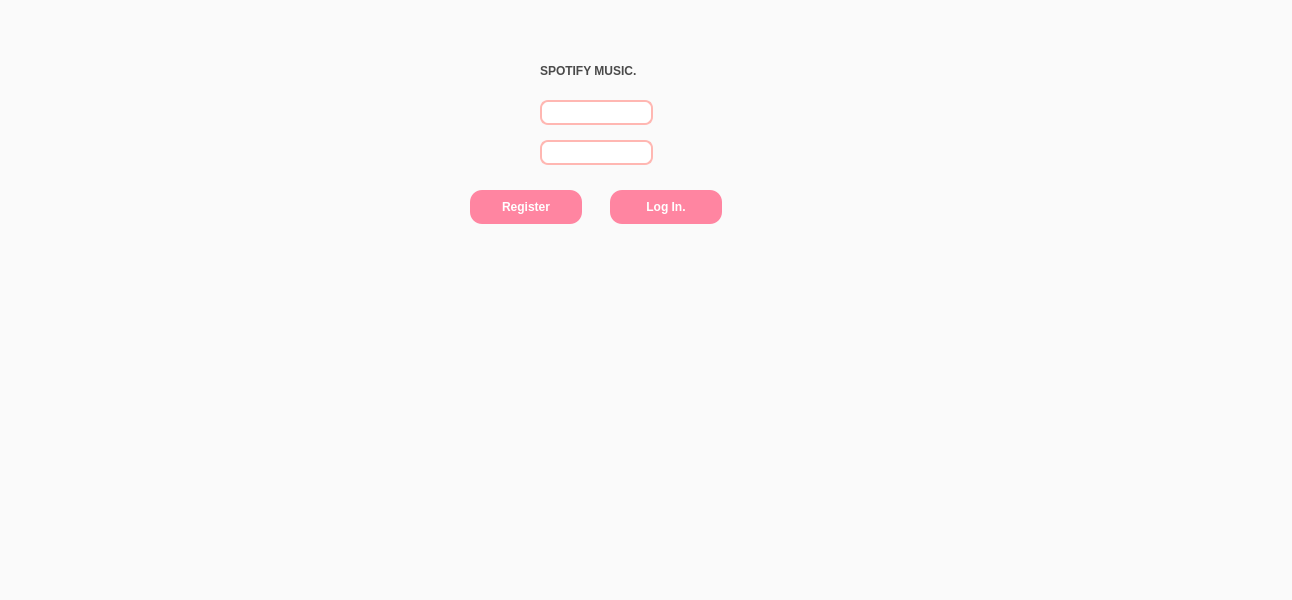
Above: logindialog.ui from fatemehhajkazemuyan/spotify-ap-pro before the change. Below: the same form after it.
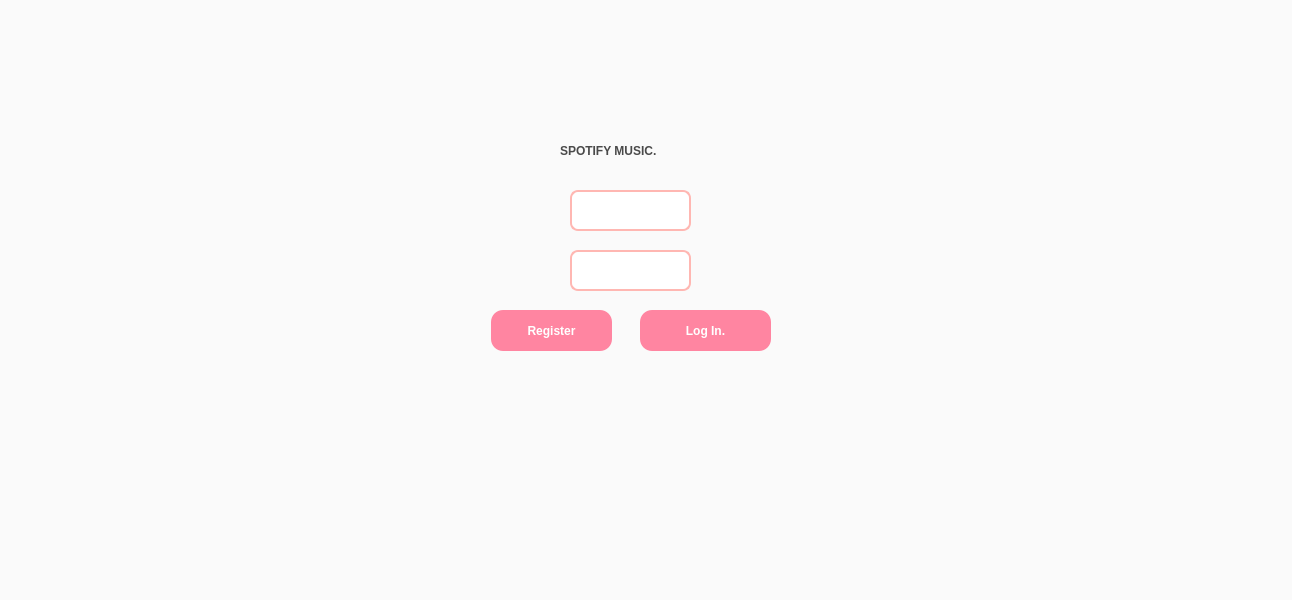
That is the form after the change.

Patch:
```diff
--- a/logindialog.ui
+++ b/logindialog.ui
@@ -50,10 +50,10 @@
   <widget class="QLabel" name="label">
    <property name="geometry">
     <rect>
-     <x>540</x>
-     <y>50</y>
-     <width>121</width>
-     <height>41</height>
+     <x>560</x>
+     <y>110</y>
+     <width>221</width>
+     <height>81</height>
     </rect>
    </property>
    <property name="text">
@@ -63,20 +63,20 @@
   <widget class="QLineEdit" name="usernameLineEdit">
    <property name="geometry">
     <rect>
-     <x>540</x>
-     <y>100</y>
-     <width>113</width>
-     <height>25</height>
+     <x>570</x>
+     <y>190</y>
+     <width>121</width>
+     <height>41</height>
     </rect>
    </property>
   </widget>
   <widget class="QLineEdit" name="passwordLineEdit">
    <property name="geometry">
     <rect>
-     <x>540</x>
-     <y>140</y>
-     <width>113</width>
-     <height>25</height>
+     <x>570</x>
+     <y>250</y>
+     <width>121</width>
+     <height>41</height>
     </rect>
    </property>
    <property name="echoMode">
@@ -86,10 +86,10 @@
   <widget class="QPushButton" name="loginButton">
    <property name="geometry">
     <rect>
-     <x>610</x>
-     <y>190</y>
-     <width>112</width>
-     <height>34</height>
+     <x>640</x>
+     <y>310</y>
+     <width>131</width>
+     <height>41</height>
     </rect>
    </property>
    <property name="text">
@@ -99,10 +99,10 @@
   <widget class="QPushButton" name="registerButton">
    <property name="geometry">
     <rect>
-     <x>470</x>
-     <y>190</y>
-     <width>112</width>
-     <height>34</height>
+     <x>491</x>
+     <y>310</y>
+     <width>121</width>
+     <height>41</height>
     </rect>
    </property>
    <property name="text">
```
